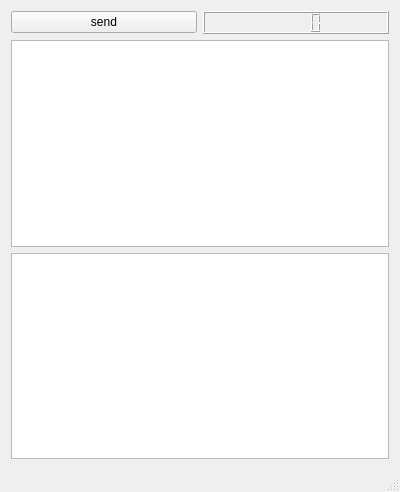
The window that mainwindow.ui (OpenUAS/lisa_s_logger_reader) describes before a commit, drawn with Qt 5.
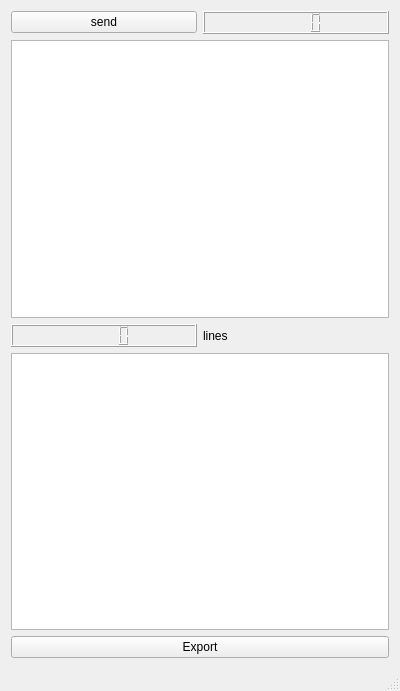
The same window after the commit.

Commit message: added the export function

The edit to the form file:
```diff
--- a/mainwindow.ui
+++ b/mainwindow.ui
@@ -7,7 +7,7 @@
     <x>0</x>
     <y>0</y>
     <width>400</width>
-    <height>492</height>
+    <height>691</height>
    </rect>
   </property>
   <property name="windowTitle">
@@ -32,9 +32,30 @@
     <item>
      <widget class="QTextBrowser" name="data"/>
     </item>
+    <item>
+     <layout class="QHBoxLayout" name="horizontalLayout_2">
+      <item>
+       <widget class="QLCDNumber" name="lcd_lines"/>
+      </item>
+      <item>
+       <widget class="QLabel" name="label">
+        <property name="text">
+         <string>lines</string>
+        </property>
+       </widget>
+      </item>
+     </layout>
+    </item>
     <item>
      <widget class="QTableView" name="table"/>
     </item>
+    <item>
+     <widget class="QPushButton" name="export_button">
+      <property name="text">
+       <string>Export</string>
+      </property>
+     </widget>
+    </item>
    </layout>
   </widget>
   <widget class="QMenuBar" name="menuBar">
```
The commit also changes 2 other files.
